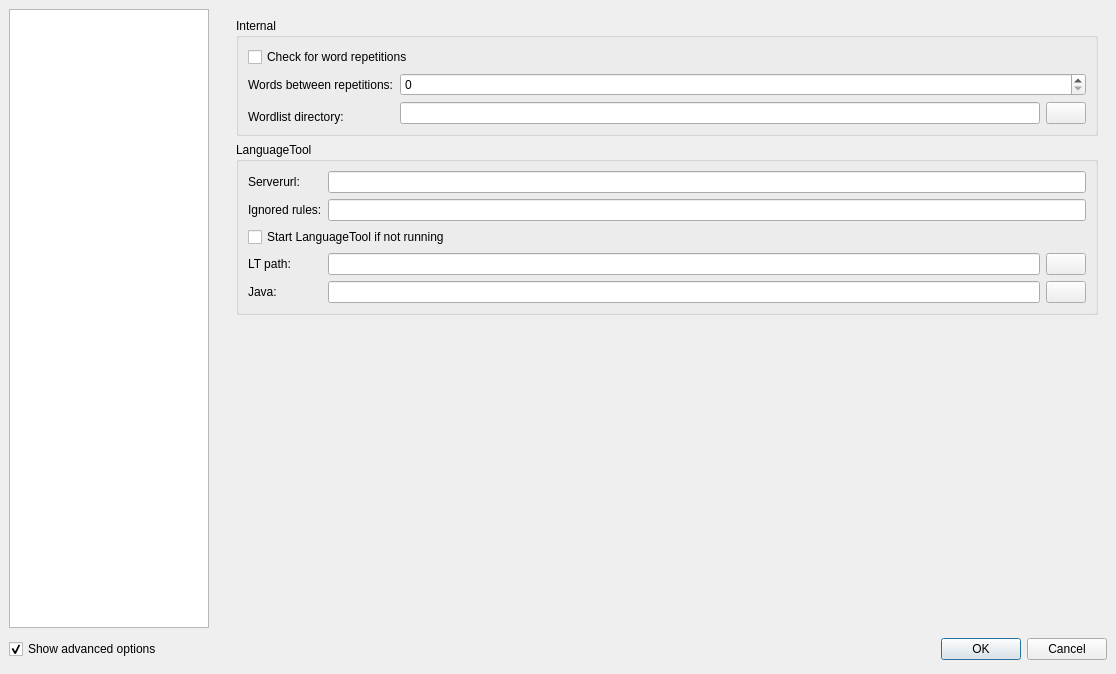
Before: the Qt Designer form configdialog.ui in svn2github/texstudio-trunk, drawn with Qt 5.
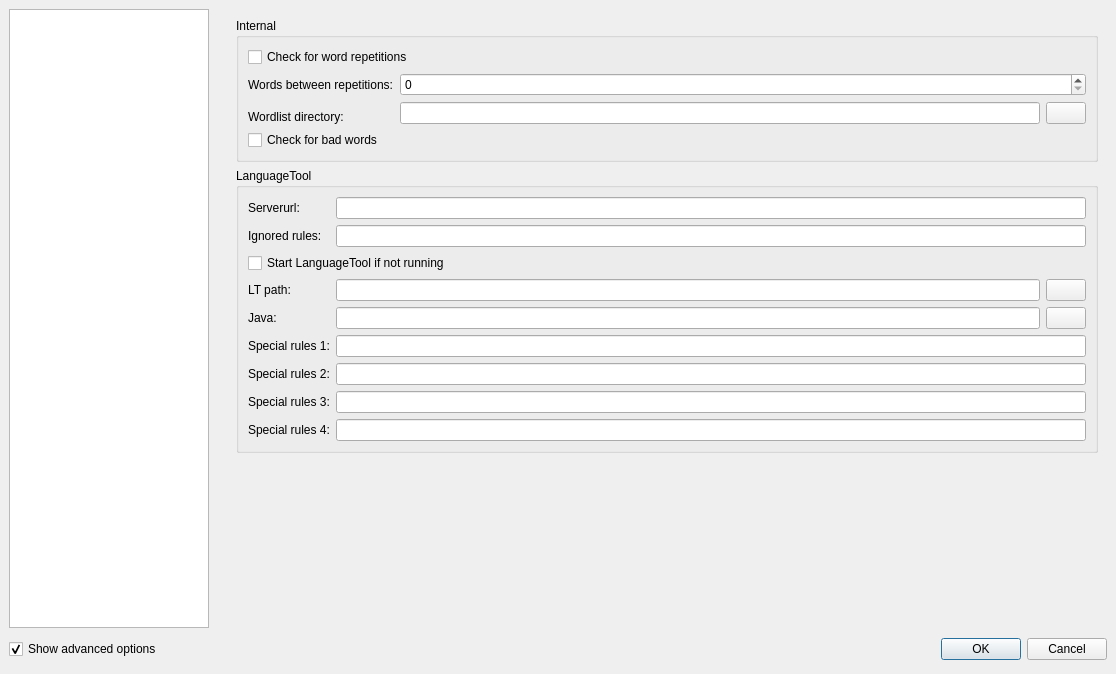
After: the same form once the commit is applied. Icons and pictures are not drawn.

Commit message: allow different formats for different grammar errors, bad word list

```diff
--- a/configdialog.ui
+++ b/configdialog.ui
@@ -2021,6 +2021,13 @@
           <item row="2" column="1" rowspan="2">
            <widget class="QLineEdit" name="lineEditGrammarWordlists"/>
           </item>
+          <item row="4" column="0">
+           <widget class="QCheckBox" name="checkBoxGrammarBadWordCheck">
+            <property name="text">
+             <string>Check for bad words</string>
+            </property>
+           </widget>
+          </item>
          </layout>
         </widget>
        </item>
@@ -2111,6 +2118,46 @@
             </property>
            </widget>
           </item>
+          <item row="6" column="1" colspan="2">
+           <widget class="QLineEdit" name="lineEditGrammarSpecialRules1"/>
+          </item>
+          <item row="7" column="1" colspan="2">
+           <widget class="QLineEdit" name="lineEditGrammarSpecialRules2"/>
+          </item>
+          <item row="9" column="1" colspan="2">
+           <widget class="QLineEdit" name="lineEditGrammarSpecialRules4"/>
+          </item>
+          <item row="8" column="1" colspan="2">
+           <widget class="QLineEdit" name="lineEditGrammarSpecialRules3"/>
+          </item>
+          <item row="7" column="0">
+           <widget class="QLabel" name="label_50">
+            <property name="text">
+             <string>Special rules 2:</string>
+            </property>
+           </widget>
+          </item>
+          <item row="6" column="0">
+           <widget class="QLabel" name="label_51">
+            <property name="text">
+             <string>Special rules 1:</string>
+            </property>
+           </widget>
+          </item>
+          <item row="8" column="0">
+           <widget class="QLabel" name="label_52">
+            <property name="text">
+             <string>Special rules 3:</string>
+            </property>
+           </widget>
+          </item>
+          <item row="9" column="0">
+           <widget class="QLabel" name="label_53">
+            <property name="text">
+             <string>Special rules 4:</string>
+            </property>
+           </widget>
+          </item>
          </layout>
         </widget>
        </item>
```
Left out of the diff: 4 changed lines with no effect on the pictures. The commit also changes 12 other files.
